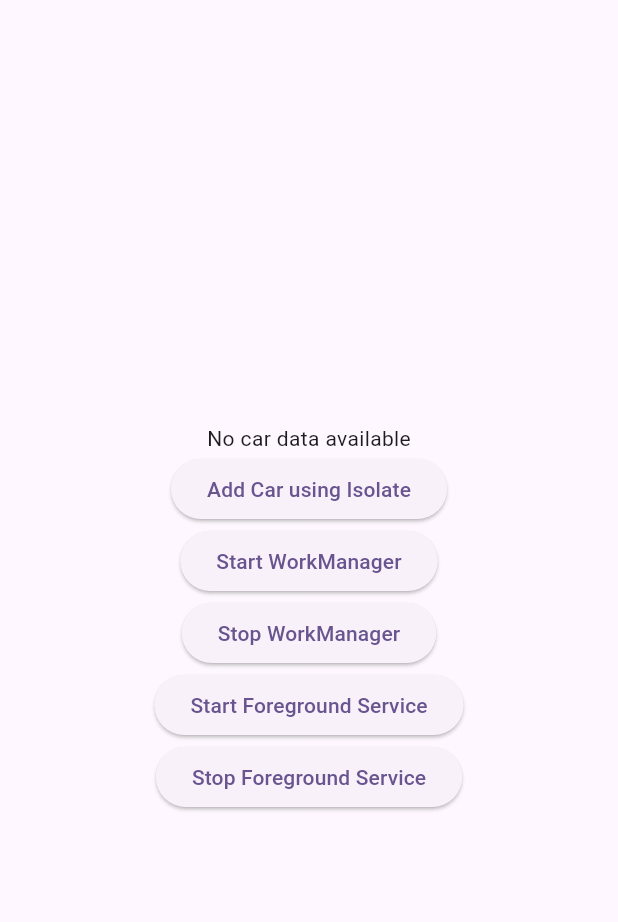
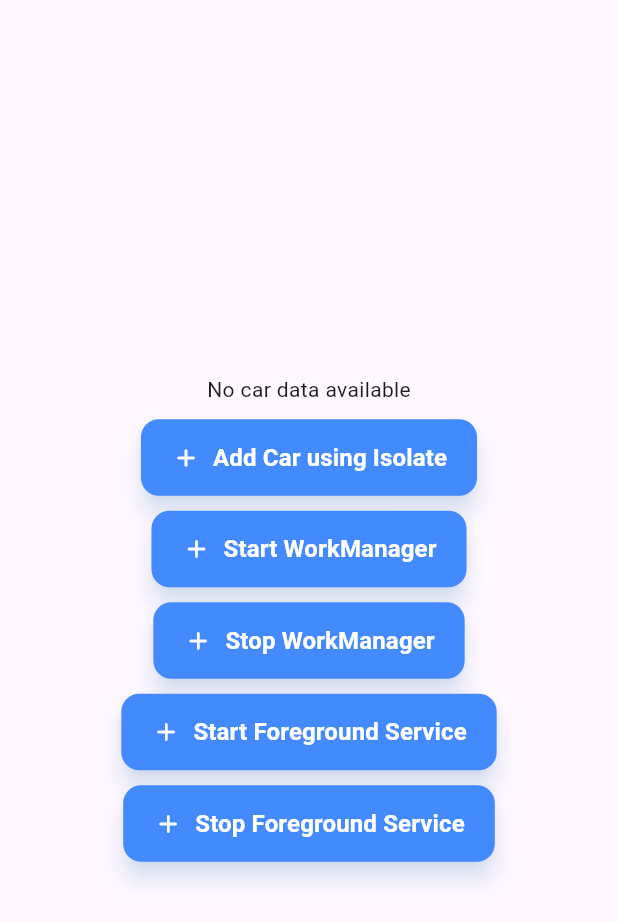
Before and after one commit to mohammed-anish-b/ablecredit, a Flutter app: the screen it shows after launch, on a phone screen of 412 x 824 dp. Shown: the top 922 px of the screen. Run offline on Flutter 3.47's test engine with Material 3 defaults, Android fonts, the phone set to English and light mode, and no system bars; our stand-ins replace firebase_core, firebase_database; missing offline and left inert: flutter_isolate, workmanager; accounts and stored records are empty.

Commit message:
Improved UI

```diff
--- a/lib/view/home.dart
+++ b/lib/view/home.dart
@@ -3,6 +3,8 @@ import 'package:ablecredit/services/database_service.dart';
 import 'package:ablecredit/services/isolate_service.dart';
 import 'package:ablecredit/services/platform_channel_service.dart';
 import 'package:ablecredit/services/workmanager_service.dart';
+import 'package:ablecredit/view/widgets/car_item.dart';
+import 'package:ablecredit/view/widgets/custom_button.dart';
 import 'package:flutter/material.dart';
 
 class Home extends StatefulWidget {
@@ -41,35 +43,39 @@ class _HomeState extends State<Home> {
                   return const Text("No car data available");
                 }
                 Car car = snapshot.data!;
-                return Column(
-                  children: [
-                    Text("Model: ${car.model}"),
-                    Text("Year: ${car.year}"),
-                    Text("Vehicle Tag: ${car.vehicleTag}"),
-                  ],
-                );
+                return CarItem(car: car);
               },
             ),
           ),
-          const ElevatedButton(
+          const SizedBox(height: 10),
+          const CustomButton(
             onPressed: IsolateService.executeBackgroundTask,
-            child: Text("Add Car using Isolate"),
+            text: "Add Car using Isolate",
+            icon: Icons.add_rounded,
           ),
-          ElevatedButton(
+          const SizedBox(height: 10),
+          CustomButton(
             onPressed: workManagerService.startWorkManager,
-            child: const Text("Start WorkManager"),
+            text: "Start WorkManager",
+            icon: Icons.add_rounded,
           ),
-          ElevatedButton(
+          const SizedBox(height: 10),
+          CustomButton(
             onPressed: workManagerService.stopWorkManager,
-            child: const Text("Stop WorkManager"),
+            text: "Stop WorkManager",
+            icon: Icons.add_rounded,
           ),
-          ElevatedButton(
+          const SizedBox(height: 10),
+          CustomButton(
             onPressed: platformChannelService.startForegroundService,
-            child: const Text("Start Foreground Service"),
+            text: "Start Foreground Service",
+            icon: Icons.add_rounded,
           ),
-          ElevatedButton(
+          const SizedBox(height: 10),
+          CustomButton(
             onPressed: platformChannelService.stopForegroundService,
-            child: const Text("Stop Foreground Service"),
+            text: "Stop Foreground Service",
+            icon: Icons.add_rounded,
           ),
         ],
       ),
--- /dev/null
+++ b/lib/view/widgets/custom_button.dart
@@ -0,0 +1,36 @@
+import 'package:flutter/material.dart';
+
+class CustomButton extends StatelessWidget {
+  final IconData icon;
+  final String text;
+  final VoidCallback onPressed;
+
+  const CustomButton({
+    super.key,
+    required this.icon,
+    required this.text,
+    required this.onPressed,
+  });
+
+  @override
+  Widget build(BuildContext context) {
+    return ElevatedButton.icon(
+      onPressed: onPressed,
+      icon: Icon(icon, size: 20, color: Colors.white),
+      label: Text(
+        text,
+        style: const TextStyle(fontSize: 16, fontWeight: FontWeight.w600),
+      ),
+      style: ElevatedButton.styleFrom(
+        backgroundColor: Colors.blueAccent,
+        foregroundColor: Colors.white,
+        padding: const EdgeInsets.symmetric(vertical: 14, horizontal: 20),
+        shape: RoundedRectangleBorder(
+          borderRadius: BorderRadius.circular(12),
+        ),
+        elevation: 6,
+        shadowColor: Colors.blue.withOpacity(0.3),
+      ),
+    );
+  }
+}
```
Also changed, not shown: lib/view/widgets/car_item.dart (added, +56 -0 lines).
